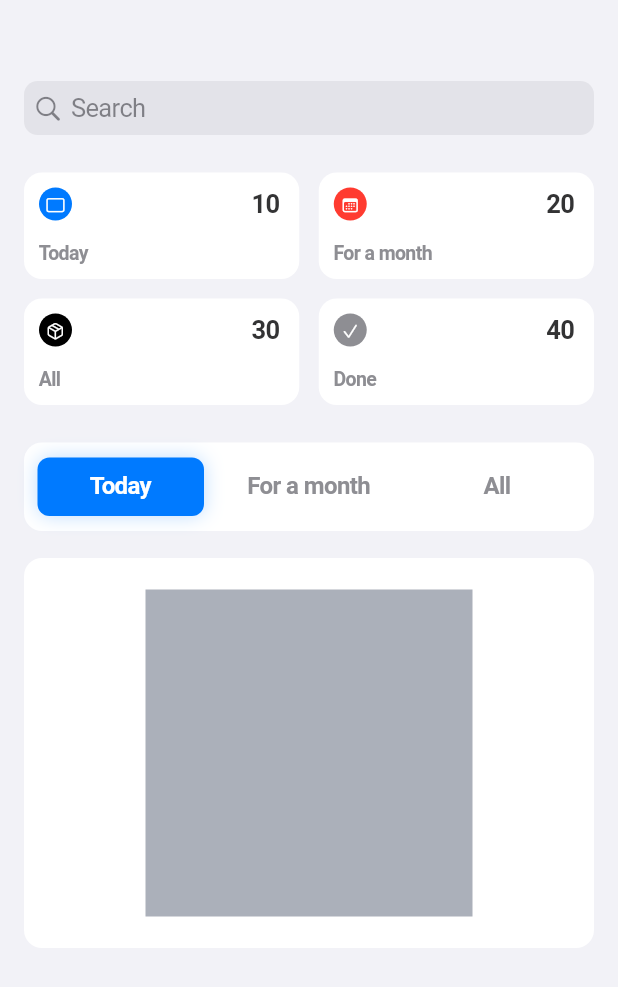
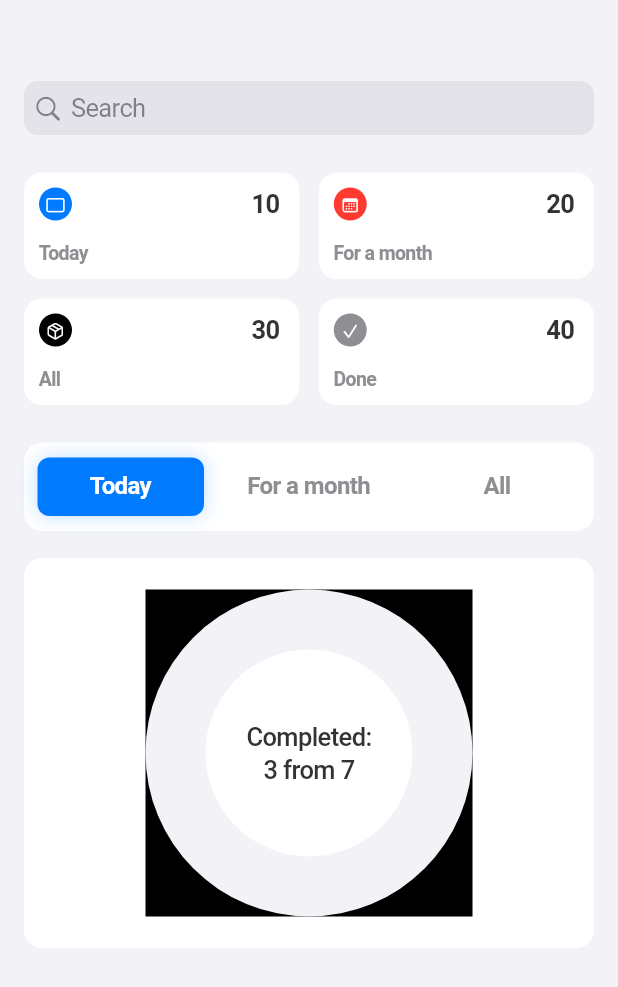
Before and after one commit to Rollfreeze/reminder_lite_flutter, a Flutter app: the screen it shows after launch, on a phone screen of 412 x 824 dp. Shown: the top 987 px of the screen. Run offline on Flutter 3.47's test engine with Material 3 defaults, Android fonts, the phone set to English and light mode, and no system bars; our stand-ins replace bloc, flutter_bloc, freezed_annotation, go_router; generated files the repository leaves out were written again.

Commit message:
wip: ProgressCirclePainter

```diff
--- a/reminder_lite/lib/features/home/widgets/progress_section/progress_circle.dart
+++ b/reminder_lite/lib/features/home/widgets/progress_section/progress_circle.dart
@@ -1,10 +1,91 @@
 import 'package:flutter/cupertino.dart';
+import 'package:reminder_lite/core/style/app_colors.dart';
+import 'package:reminder_lite/core/style/app_typo.dart';
+
+class ProgressCirclePainter extends CustomPainter {
+  final int done;
+  final int total;
+  final String? centerMessage;
+
+  const ProgressCirclePainter({
+    required this.done,
+    required this.total,
+    this.centerMessage,
+  }) : assert(total >= done, "total can't be less than done");
+
+  @override
+  void paint(Canvas canvas, Size size) {
+    final whitePaint = Paint()..color = AppColors.white;
+    final grayPaint = Paint()..color = AppColors.gray6;
+
+    final center = Offset(size.width / 2, size.height / 2);
+
+    /// Inner circle.
+    canvas.drawCircle(center, center.dx, grayPaint);
+    canvas.drawCircle(center, center.dx - 40, whitePaint);
+
+    _maybeDrawText(
+      canvas: canvas,
+      size: size,
+      dx: center.dx,
+      dy: center.dy,
+      centerMessage: centerMessage,
+    );
+  }
+
+  @override
+  bool shouldRepaint(covariant CustomPainter oldDelegate) => false;
+
+  /// draws a centred message.
+  void _maybeDrawText({
+    required Canvas canvas,
+    required Size size,
+    required double dx,
+    required double dy,
+    required String? centerMessage,
+  }) {
+    if (centerMessage == null) return;
+
+    final textSpan = TextSpan(
+      text: centerMessage,
+      style: AppTypo.medium17,
+    );
+
+    final textPainter = TextPainter(
+      text: textSpan,
+      textDirection: TextDirection.ltr,
+      textAlign: TextAlign.center,
+    )..layout(maxWidth: size.width);
+
+    final textPoint = Offset(
+      dx - textPainter.size.width / 2,
+      dy - textPainter.size.height / 2,
+    );
+
+    textPainter.paint(canvas, textPoint);
+  }
+}
 
 class ProgressCircle extends StatelessWidget {
-  const ProgressCircle({super.key});
+  final int done;
+  final int total;
+  final String? centerMessage;
+
+  const ProgressCircle({
+    super.key,
+    required this.done,
+    required this.total,
+    this.centerMessage,
+  });
 
   @override
   Widget build(BuildContext context) {
-    return const Placeholder();
+    return CustomPaint(
+      painter: ProgressCirclePainter(
+        done: done,
+        total: total,
+        centerMessage: centerMessage,
+      ),
+    );
   }
 }
--- a/reminder_lite/lib/features/home/widgets/progress_section/progress_circle_section.dart
+++ b/reminder_lite/lib/features/home/widgets/progress_section/progress_circle_section.dart
@@ -1,7 +1,9 @@
 import 'package:flutter/cupertino.dart';
+import 'package:reminder_lite/core/services/localization_service.dart';
 import 'package:reminder_lite/core/style/app_colors.dart';
 import 'package:reminder_lite/core/style/app_radius.dart';
 import 'package:reminder_lite/core/style/app_shadows.dart';
+import 'package:reminder_lite/features/home/widgets/progress_section/progress_circle.dart';
 import 'package:reminder_lite/features/home/widgets/progress_section/progress_section.dart';
 
 /// A circle with reminder progress category for [ProgressSection].
@@ -10,19 +12,27 @@ class ProgressCircleSection extends StatelessWidget {
 
   @override
   Widget build(BuildContext context) {
-    return const SizedBox(
+    const done = 3;
+    const total = 7;
+    return SizedBox(
       height: 260,
       child: DecoratedBox(
-        decoration: BoxDecoration(
+        decoration: const BoxDecoration(
           borderRadius: AppRadius.radius15,
           boxShadow: AppShadows.defaultShadow,
           color: AppColors.white,
         ),
         child: Center(
-          child: ColoredBox(
-            color: AppColors.gray2,
-            child: SizedBox.square(
-              dimension: 218,
+          child: SizedBox.square(
+            dimension: 218,
+            child: ColoredBox(
+              color: AppColors.black,
+              child: ProgressCircle(
+                done: done,
+                total: total,
+                centerMessage:
+                    '${LocalizationService.locale.completed}:\n$done ${LocalizationService.locale.from} $total',
+              ),
             ),
           ),
         ),
--- a/reminder_lite/lib/l10n/app_ru.arb
+++ b/reminder_lite/lib/l10n/app_ru.arb
@@ -2,5 +2,7 @@
     "today": "Сегодня",
     "forMonth": "На месяц",
     "all": "Все",
-    "done": "Завершено"
+    "done": "Завершено",
+    "completed": "Выполнено",
+    "from": "из"
 }
```
Also changed, not shown: reminder_lite/lib/l10n/app_en.arb (+10 -2 lines).
